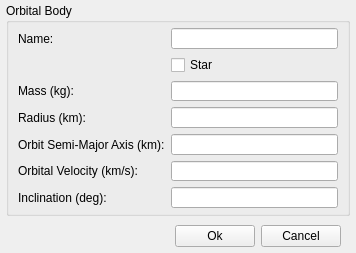
Above: lib/assets/gui/bodyWidget.ui from jwfraustro/AST3211-jfraustro before the change. Below: the same form after it.
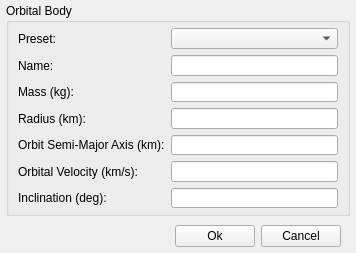
That is the form after the change.

```diff
--- a/lib/assets/gui/bodyWidget.ui
+++ b/lib/assets/gui/bodyWidget.ui
@@ -66,16 +66,6 @@
         </property>
        </widget>
       </item>
-      <item row="1" column="1">
-       <widget class="QCheckBox" name="cb_star">
-        <property name="toolTip">
-         <string>&lt;html&gt;&lt;head/&gt;&lt;body&gt;&lt;p&gt;Stars will be placed in the middle of the simulation, and are immovable.&lt;/p&gt;&lt;/body&gt;&lt;/html&gt;</string>
-        </property>
-        <property name="text">
-         <string>Star</string>
-        </property>
-       </widget>
-      </item>
       <item row="3" column="1">
        <widget class="QLineEdit" name="le_radius">
         <property name="toolTip">
@@ -111,7 +101,7 @@
         </property>
        </widget>
       </item>
-      <item row="0" column="1">
+      <item row="1" column="1">
        <widget class="QLineEdit" name="le_name">
         <property name="toolTip">
          <string>&lt;html&gt;&lt;head/&gt;&lt;body&gt;&lt;p&gt;The name of this orbital body.&lt;/p&gt;&lt;/body&gt;&lt;/html&gt;</string>
@@ -125,7 +115,7 @@
         </property>
        </widget>
       </item>
-      <item row="0" column="0">
+      <item row="1" column="0">
        <widget class="QLabel" name="lbl_name">
         <property name="text">
          <string>Name:</string>
@@ -153,6 +143,16 @@
         </property>
        </widget>
       </item>
+      <item row="0" column="0">
+       <widget class="QLabel" name="lbl_preset">
+        <property name="text">
+         <string>Preset:</string>
+        </property>
+       </widget>
+      </item>
+      <item row="0" column="1">
+       <widget class="QComboBox" name="cb_preset"/>
+      </item>
      </layout>
     </widget>
    </item>
```
Left out of the diff: 1 changed line with no effect on the pictures.
